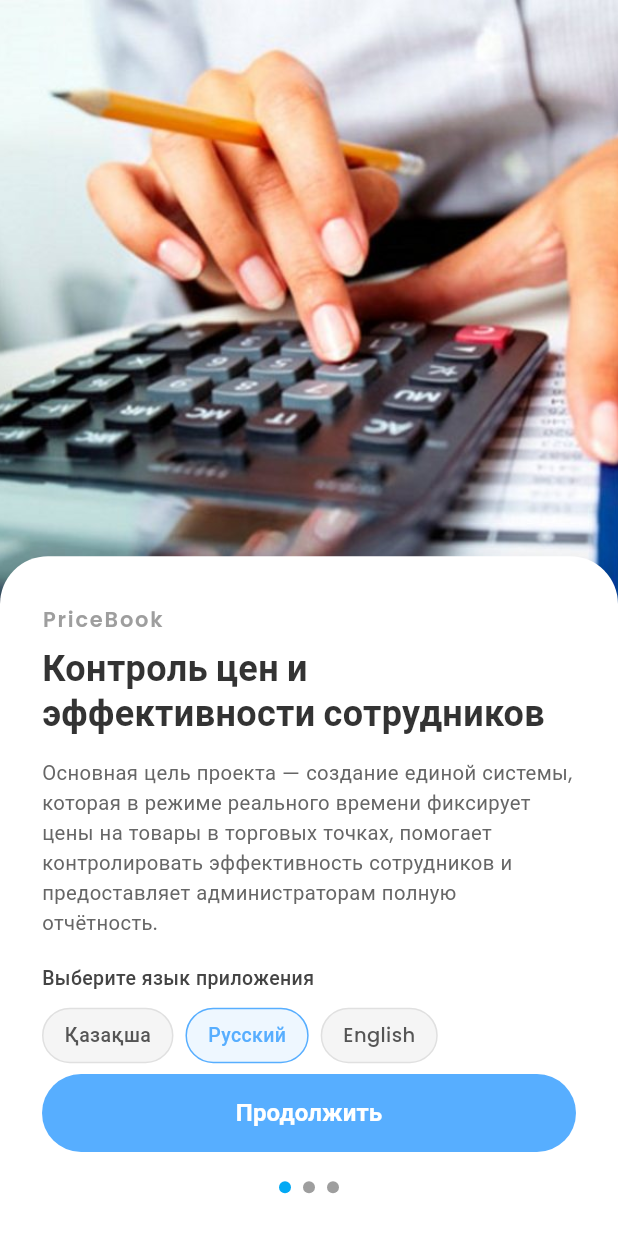
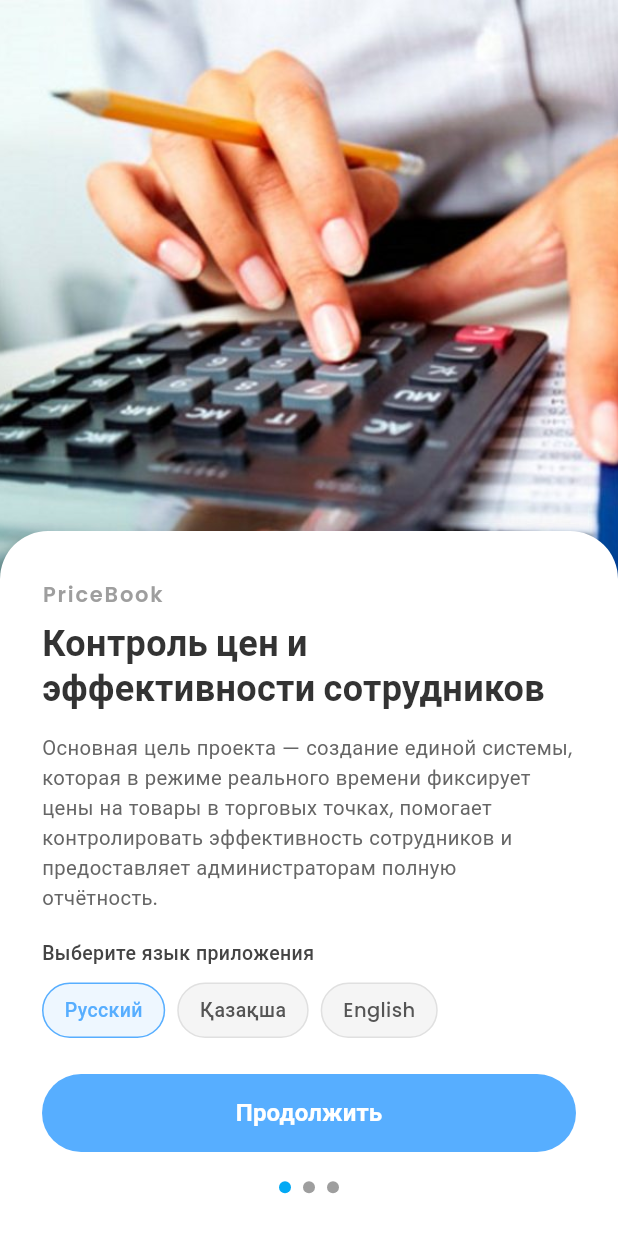
Before and after one commit to rickitty/nomad, a Flutter app: the screen it shows after launch, after a tap on "Русский", on a phone screen of 412 x 824 dp. Shown: the top 1233 px of the screen. Run offline on Flutter 3.47's test engine with Material 3 defaults, Android fonts, the phone set to English and light mode, and no system bars; drawn by our look-alikes of flutter_animate, smooth_page_indicator; our stand-ins replace camera, country_code_picker, easy_localization, flutter_multi_formatter, geolocator, google_fonts and 2 more; network calls fail.

```diff
--- a/lib/pages/Onboarding/OnboardingPage1.dart
+++ b/lib/pages/Onboarding/OnboardingPage1.dart
@@ -39,7 +39,7 @@ class _OnboardingPage1State extends State<OnboardingPage1> {
       body: SafeArea(
         child: Stack(
           children: [
-            // ВЕРХНЯЯ КАРТИНКА — занимает адаптивную высоту
+            // ВЕРХНЯЯ КАРТИНКА
             Animate(
               effects: [
                 FadeEffect(duration: 450.ms, curve: Curves.easeOut),
@@ -64,7 +64,6 @@ class _OnboardingPage1State extends State<OnboardingPage1> {
               ),
             ),
 
-            // НИЖНИЙ БЛОК
             Align(
               alignment: Alignment.bottomCenter,
               child: Animate(
@@ -79,16 +78,14 @@ class _OnboardingPage1State extends State<OnboardingPage1> {
                 ],
                 child: Container(
                   width: double.infinity,
-                  // АДАПТИВНАЯ ВЫСОТА: минимум 40% экрана, но не больше 55%
                   constraints: BoxConstraints(
                     minHeight: screenHeight * 0.40,
-                    maxHeight: screenHeight * 0.55,
                   ),
                   padding: EdgeInsets.fromLTRB(
                     28,
                     32,
                     28,
-                    32 + 24, // +24 снизу под точки-индикатор
+                    32 + 24,
                   ),
                   decoration: BoxDecoration(
                     color: Colors.white,
@@ -97,7 +94,7 @@ class _OnboardingPage1State extends State<OnboardingPage1> {
                     ),
                     boxShadow: [
                       BoxShadow(
-                        color: Colors.black.withValues(alpha: 0.06),
+                        color: Colors.black.withOpacity(0.06),
                         blurRadius: 12,
                         offset: const Offset(0, -4),
                       ),
@@ -107,7 +104,7 @@ class _OnboardingPage1State extends State<OnboardingPage1> {
                     crossAxisAlignment: CrossAxisAlignment.start,
                     mainAxisSize: MainAxisSize.min,
                     children: [
-                      // Теглайн
+
                       Text(
                         onboardingTagline.tr(),
                         style: OnboardingTheme.tag,
@@ -118,7 +115,7 @@ class _OnboardingPage1State extends State<OnboardingPage1> {
 
                       const SizedBox(height: 8),
 
-                      // Заголовок
+
                       Text(
                         onboardingTitle1.tr(),
                         style: OnboardingTheme.title,
@@ -129,7 +126,6 @@ class _OnboardingPage1State extends State<OnboardingPage1> {
 
                       const SizedBox(height: 14),
 
-                      // Описание
                       Text(
                         onboardingDescription1.tr(),
                         style: OnboardingTheme.body,
@@ -140,7 +136,6 @@ class _OnboardingPage1State extends State<OnboardingPage1> {
 
                       const SizedBox(height: 18),
 
-                      // Подпись "Выберите язык"
                       Text(
                         onboardingChooseLanguage.tr(),
                         style: GoogleFonts.poppins(
@@ -160,16 +155,17 @@ class _OnboardingPage1State extends State<OnboardingPage1> {
                       // Чипы языков
                       Row(
                         children: [
+
+                          _LanguageChip(
+                            label: 'Русский',
+                            selected: _selectedLang == 'ru',
+                            onTap: () => _changeLang('ru'),
+                          ),
+                          const SizedBox(width: 8),
                           _LanguageChip(
                             label: 'Қазақша',
                             selected: _selectedLang == 'kz',
                             onTap: () => _changeLang('kz'),
-                          ),
-                          const SizedBox(width: 8),
-                          _LanguageChip(
-                            label: 'Русский',
-                            selected: _selectedLang == 'ru',
-                            onTap: () => _changeLang('ru'),
                           ),
                           const SizedBox(width: 8),
                           _LanguageChip(
@@ -184,9 +180,8 @@ class _OnboardingPage1State extends State<OnboardingPage1> {
                           .moveY(begin: 8, end: 0, duration: 250.ms)
                           .scaleXY(begin: 0.96, end: 1.0, duration: 220.ms),
 
-                      const Spacer(),
+                      const SizedBox(height: 24),
 
-                      // КНОПКА "Продолжить"
                       SizedBox(
                         width: double.infinity,
                         height: 52,
--- a/lib/pages/Onboarding/OnboardingPage2.dart
+++ b/lib/pages/Onboarding/OnboardingPage2.dart
@@ -27,13 +27,14 @@ class _OnboardingPage2State extends State<OnboardingPage2> {
 
   @override
   Widget build(BuildContext context) {
-    final screenWidth = MediaQuery.of(context).size.width;
-    final screenHeight = MediaQuery.of(context).size.height;
+    final size = MediaQuery.of(context).size;
+    final screenHeight = size.height;
 
     return Scaffold(
       body: SafeArea(
         child: Stack(
           children: [
+            // ВЕРХНЯЯ КАРТИНКА
             Animate(
               effects: [
                 FadeEffect(duration: 450.ms, curve: Curves.easeOut),
@@ -44,10 +45,11 @@ class _OnboardingPage2State extends State<OnboardingPage2> {
                   curve: Curves.easeOut,
                 ),
               ],
-              child: Container(
+              child: SizedBox(
                 width: double.infinity,
                 height: screenHeight * 0.55,
-                decoration: const BoxDecoration(
+                child: const DecoratedBox(
+                  decoration: BoxDecoration(
                     image: DecorationImage(
                       image: AssetImage('assets/images/StartPage.jpg'),
                       fit: BoxFit.cover,
@@ -55,15 +57,32 @@ class _OnboardingPage2State extends State<OnboardingPage2> {
                   ),
                 ),
               ),
+            ),
 
+            // НИЖНИЙ БЛОК
             Align(
               alignment: Alignment.bottomCenter,
+              child: Animate(
+                effects: [
+                  FadeEffect(duration: 350.ms, curve: Curves.easeOut),
+                  MoveEffect(
+                    begin: const Offset(0, 80),
+                    end: Offset.zero,
+                    curve: Curves.easeOutCubic,
+                    duration: 400.ms,
+                  ),
+                ],
                 child: Container(
-                height: screenHeight * 0.45,
-                width: screenWidth,
-                padding: const EdgeInsets.symmetric(
-                  horizontal: 28,
-                  vertical: 32,
+                  width: double.infinity,
+                  // Только минимальная высота — дальше блок растёт по контенту
+                  constraints: BoxConstraints(
+                    minHeight: screenHeight * 0.40,
+                  ),
+                  padding: EdgeInsets.fromLTRB(
+                    28,
+                    32,
+                    28,
+                    32 + 24, // запас под индикаторы
                   ),
                   decoration: BoxDecoration(
                     color: Colors.white,
@@ -72,7 +91,7 @@ class _OnboardingPage2State extends State<OnboardingPage2> {
                     ),
                     boxShadow: [
                       BoxShadow(
-                      color: Colors.black.withValues(alpha: 0.06),
+                        color: Colors.black.withOpacity(0.06),
                         blurRadius: 12,
                         offset: const Offset(0, -4),
                       ),
@@ -80,6 +99,7 @@ class _OnboardingPage2State extends State<OnboardingPage2> {
                   ),
                   child: Column(
                     crossAxisAlignment: CrossAxisAlignment.start,
+                    mainAxisSize: MainAxisSize.min,
                     children: [
                       const Icon(
                         Icons.camera_alt_rounded,
@@ -87,11 +107,13 @@ class _OnboardingPage2State extends State<OnboardingPage2> {
                         size: 28,
                       ),
                       const SizedBox(height: 10),
+
                       Text(
                         onboardingCameraTitle.tr(),
                         style: OnboardingTheme.title,
                       ),
                       const SizedBox(height: 14),
+
                       Text(
                         onboardingCameraDescription.tr(),
                         style: OnboardingTheme.body,
@@ -111,10 +133,9 @@ class _OnboardingPage2State extends State<OnboardingPage2> {
                         ),
                       ],
 
-                    const Spacer(),
+                      const SizedBox(height: 24),
 
-                    const SizedBox(height: 16),
-
+                      // Кнопка "Разрешить доступ к камере"
                       SizedBox(
                         width: double.infinity,
                         height: 52,
@@ -140,11 +161,25 @@ class _OnboardingPage2State extends State<OnboardingPage2> {
                           ),
                         )
                             .animate()
-                          .fadeIn(duration: 500.ms, curve: Curves.easeOut)
-                          .moveY(begin: 30, end: 0, curve: Curves.easeOut)
-                          .scaleXY(begin: 0.9, end: 1.0, duration: 400.ms),
+                            .fadeIn(
+                              duration: 500.ms,
+                              curve: Curves.easeOut,
+                            )
+                            .moveY(
+                              begin: 30,
+                              end: 0,
+                              curve: Curves.easeOut,
+                            )
+                            .scaleXY(
+                              begin: 0.9,
+                              end: 1.0,
+                              duration: 400.ms,
+                            ),
                       ),
 
+                      const SizedBox(height: 8),
+
+                      // Кнопка "Пропустить"
                       TextButton(
                         onPressed: () {
                           widget.controller.nextPage(
@@ -161,6 +196,7 @@ class _OnboardingPage2State extends State<OnboardingPage2> {
                   ),
                 ),
               ),
+            ),
           ],
         ),
       ),
--- a/lib/pages/Onboarding/OnboardingPage3.dart
+++ b/lib/pages/Onboarding/OnboardingPage3.dart
@@ -7,7 +7,6 @@ import 'package:flutter/foundation.dart' show kIsWeb;
 
 import 'onboarding_theme.dart';
 import 'package:price_book/keys.dart';
-// import 'package:price_book/auth_wrapper.dart';
 
 class OnboardingPage3 extends StatefulWidget {
   final PageController controller;
@@ -46,13 +45,14 @@ class _OnboardingPage3State extends State<OnboardingPage3> {
 
   @override
   Widget build(BuildContext context) {
-    final screenWidth = MediaQuery.of(context).size.width;
-    final screenHeight = MediaQuery.of(context).size.height;
+    final size = MediaQuery.of(context).size;
+    final screenHeight = size.height;
 
     return Scaffold(
       body: SafeArea(
         child: Stack(
           children: [
+            // ВЕРХНЯЯ КАРТИНКА
             Animate(
               effects: [
                 FadeEffect(duration: 450.ms, curve: Curves.easeOut),
@@ -63,10 +63,11 @@ class _OnboardingPage3State extends State<OnboardingPage3> {
                   curve: Curves.easeOut,
                 ),
               ],
-              child: Container(
+              child: SizedBox(
                 width: double.infinity,
                 height: screenHeight * 0.55,
-                decoration: const BoxDecoration(
+                child: const DecoratedBox(
+                  decoration: BoxDecoration(
                     image: DecorationImage(
                       image: AssetImage('assets/images/StartPage.jpg'),
                       fit: BoxFit.cover,
@@ -74,15 +75,32 @@ class _OnboardingPage3State extends State<OnboardingPage3> {
                   ),
                 ),
               ),
+            ),
 
+            // НИЖНИЙ БЛОК
             Align(
               alignment: Alignment.bottomCenter,
+              child: Animate(
+                effects: [
+                  FadeEffect(duration: 350.ms, curve: Curves.easeOut),
+                  MoveEffect(
+                    begin: const Offset(0, 80),
+                    end: Offset.zero,
+                    curve: Curves.easeOutCubic,
+                    duration: 400.ms,
+                  ),
+                ],
                 child: Container(
-                height: screenHeight * 0.45,
-                width: screenWidth,
-                padding: const EdgeInsets.symmetric(
-                  horizontal: 28,
-                  vertical: 32,
+                  width: double.infinity,
+                  // минимальная высота, дальше блок растёт по контенту
+                  constraints: BoxConstraints(
+                    minHeight: screenHeight * 0.40,
+                  ),
+                  padding: EdgeInsets.fromLTRB(
+                    28,
+                    32,
+                    28,
+                    32 + 24, // запас под индикаторы
                   ),
                   decoration: BoxDecoration(
                     color: Colors.white,
@@ -91,7 +109,7 @@ class _OnboardingPage3State extends State<OnboardingPage3> {
                     ),
                     boxShadow: [
                       BoxShadow(
-                      color: Colors.black.withValues(alpha: 0.06),
+                        color: Colors.black.withOpacity(0.06),
                         blurRadius: 12,
                         offset: const Offset(0, -4),
                       ),
@@ -99,6 +117,7 @@ class _OnboardingPage3State extends State<OnboardingPage3> {
                   ),
                   child: Column(
                     crossAxisAlignment: CrossAxisAlignment.start,
+                    mainAxisSize: MainAxisSize.min,
                     children: [
                       const Icon(
                         Icons.location_on_rounded,
@@ -106,11 +125,13 @@ class _OnboardingPage3State extends State<OnboardingPage3> {
                         size: 28,
                       ),
                       const SizedBox(height: 10),
+
                       Text(
                         onboardingLocationTitle.tr(),
                         style: OnboardingTheme.title,
                       ),
                       const SizedBox(height: 14),
+
                       Text(
                         onboardingLocationDescription.tr(),
                         style: OnboardingTheme.body,
@@ -130,14 +151,13 @@ class _OnboardingPage3State extends State<OnboardingPage3> {
                         ),
                       ],
 
-                    const Spacer(),
-                    const SizedBox(height: 16),
+                      const SizedBox(height: 24),
 
+                      // Кнопка разрешения геолокации
                       SizedBox(
                         width: double.infinity,
                         height: 52,
-                      child:
-                          ElevatedButton(
+                        child: ElevatedButton(
                           style: OnboardingTheme.primaryButton,
                           onPressed: () async {
                             await _requestLocationPermission();
@@ -156,11 +176,23 @@ class _OnboardingPage3State extends State<OnboardingPage3> {
                           ),
                         )
                             .animate()
-                              .fadeIn(duration: 500.ms, curve: Curves.easeOut)
-                              .moveY(begin: 30, end: 0, curve: Curves.easeOut)
-                              .scaleXY(begin: 0.9, end: 1.0, duration: 400.ms),
+                            .fadeIn(
+                              duration: 500.ms,
+                              curve: Curves.easeOut,
+                            )
+                            .moveY(
+                              begin: 30,
+                              end: 0,
+                              curve: Curves.easeOut,
+                            )
+                            .scaleXY(
+                              begin: 0.9,
+                              end: 1.0,
+                              duration: 400.ms,
+                            ),
                       ),
 
+                      const SizedBox(height: 8),
                       TextButton(
                         onPressed: () async => await _finish(),
                         child: Text(
@@ -172,6 +204,7 @@ class _OnboardingPage3State extends State<OnboardingPage3> {
                   ),
                 ),
               ),
+            ),
           ],
         ),
       ),
--- a/lib/pages/admin/admin_page.dart
+++ b/lib/pages/admin/admin_page.dart
@@ -31,7 +31,7 @@ class _AdminPageState extends State<AdminPage>
         bottom: TabBar(
           controller: controller,
           tabs: [
-            Tab(text: tasks.tr()),
+            Tab(text: tasksK.tr()),
             Tab(text: createATask.tr()),
           ],
         ),
--- a/lib/pages/login_screen.dart
+++ b/lib/pages/login_screen.dart
@@ -200,7 +200,7 @@ class _LoginScreenState extends State<LoginScreen> {
     if (raw.length != 11) {
       ScaffoldMessenger.of(
         context,
-      ).showSnackBar(SnackBar(content: Text("Введите корректный номер")));
+      ).showSnackBar(SnackBar(content: Text(enterCorrectNumber.tr())));
       return;
     }
 
@@ -208,7 +208,7 @@ class _LoginScreenState extends State<LoginScreen> {
       final url =
           "https://qyzylorda-idm-test.curs.kz/api/v1/user/sendcode?PhoneNumber=$raw";
 
-      final response = await http.get(Uri.parse(url));
+      final response = await http.post(Uri.parse(url));
 
       if (response.statusCode == 200) {
         setState(() => isCodeSent = true);
@@ -236,7 +236,7 @@ class _LoginScreenState extends State<LoginScreen> {
 
     if (rawPhone.length != 11) {
       ScaffoldMessenger.of(context).showSnackBar(
-        SnackBar(content: Text("Номер телефона должен быть 11 цифр")),
+        SnackBar(content: Text(enterNumDiscription.tr())),
       );
       return;
     }
--- a/lib/pages/worker/complete_product_page.dart
+++ b/lib/pages/worker/complete_product_page.dart
@@ -566,7 +566,7 @@ class _CompleteGoodPageState extends State<CompleteGoodPage> {
                                 ),
                               )
                             : const Icon(Icons.check_rounded),
-                        label: Text(saving ? "Сохранение..." : confirm.tr()),
+                        label: Text(saving ? saveWdots.tr() : confirm.tr()),
                         style: ElevatedButton.styleFrom(
                           backgroundColor: Colors.blue.shade200,
                           foregroundColor: Colors.white,
```
Also changed, not shown: assets/translations/en.json (+21 -0 lines), assets/translations/kz.json (+21 -0 lines), assets/translations/ru.json (+22 -1 lines), lib/config.dart (+1 -1 lines), lib/keys.dart (+22 -2 lines), lib/pages/worker/markets_page.dart (+4 -4 lines), lib/pages/worker/products_page.dart (+14 -12 lines), lib/pages/worker/worker_page.dart (+18 -18 lines), 2 other files. Lines whose indentation alone changed are shown as unchanged.
